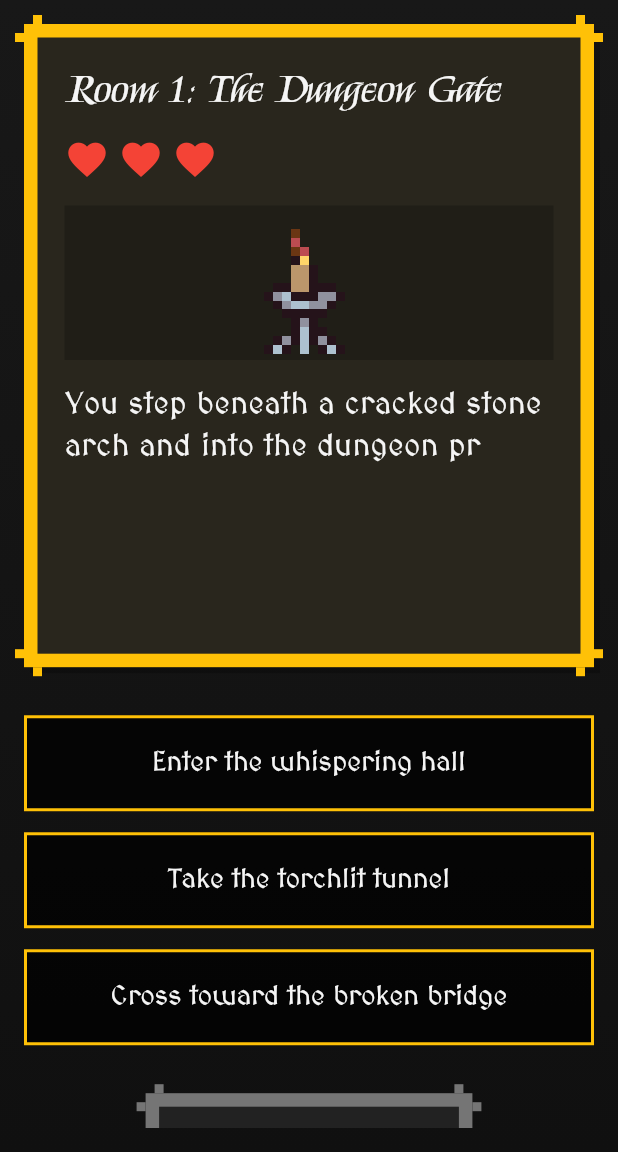
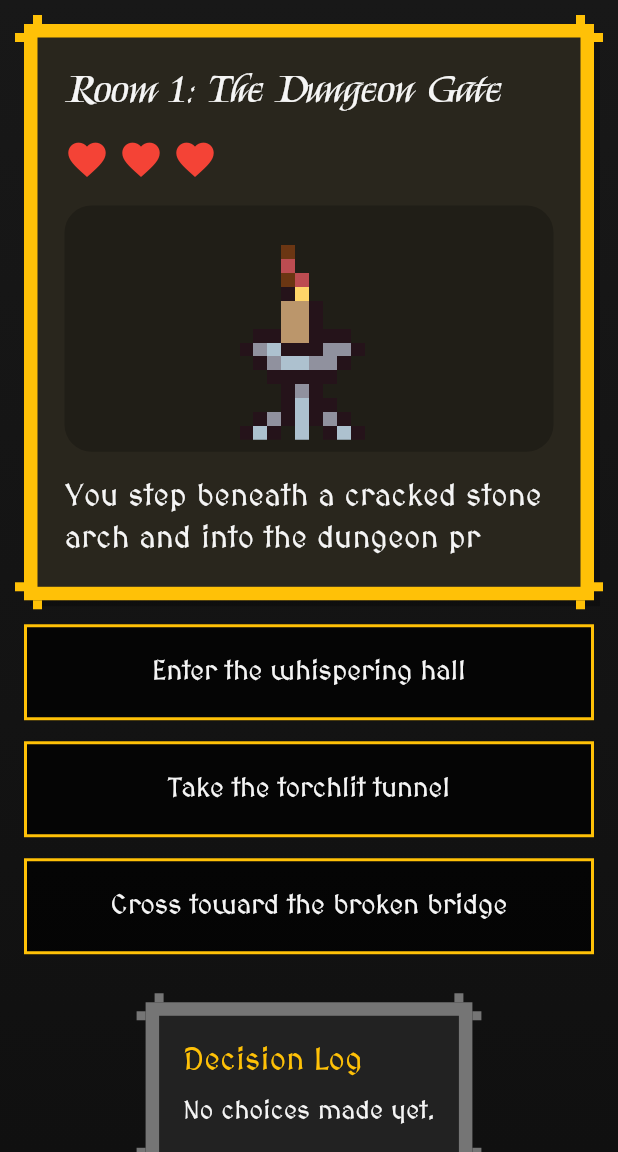
Before and after one commit to Camskuu/Decision-Dungeon, a Flutter app: the screen it shows after launch, after a tap on "Start Game", on a phone screen of 412 x 824 dp, the part 84-1236 px from its top. Run offline on Flutter 3.47's test engine with Material 3 defaults, Android fonts, the phone set to English and light mode, and no system bars; our stand-ins replace audioplayers.

Commit message:
Phase 4
Major UI bug fixes/improvements

```diff
--- a/lib/screens/game_screen.dart
+++ b/lib/screens/game_screen.dart
@@ -45,6 +45,85 @@ class _GameScreenState extends State<GameScreen> {
   void _playContinue() {
     if (!widget.settings.soundOn) return;
     AudioService.instance.playContinue();
+  }
+
+Widget _buildResponsiveScenePanel(
+  String nodeId,
+  List<String> frames,
+  bool isDark,
+) {
+  return LayoutBuilder(
+    builder: (context, constraints) {
+      final width = constraints.maxWidth;
+
+      final isPictureRoom = {
+        'whisperHall',
+        'collapsedBridge',
+        'trapGallery',
+        'relicVault',
+      }.contains(nodeId);
+
+      final double aspectRatio;
+      final double minHeight;
+      final double maxHeight;
+
+      if (isPictureRoom) {
+        // Picture-style rooms: less banner-like
+        if (width < 600) {
+          aspectRatio = 4 / 3;
+        } else if (width < 1000) {
+          aspectRatio = 3 / 2;
+        } else {
+          aspectRatio = 16 / 10;
+        }
+
+        minHeight = 130;
+        maxHeight = 240;
+      } else {
+        // Animated sprite rooms: wider banner works better
+        if (width < 600) {
+          aspectRatio = 2.2;
+        } else if (width < 1000) {
+          aspectRatio = 2.8;
+        } else {
+          aspectRatio = 3.4;
+        }
+
+        minHeight = 90;
+        maxHeight = 160;
+      }
+
+      final panelHeight = (width / aspectRatio).clamp(minHeight, maxHeight);
+
+      final borderRadius = width < 600 ? 18.0 : 12.0;
+      final padding = width < 600
+          ? const EdgeInsets.all(8)
+          : const EdgeInsets.symmetric(horizontal: 8, vertical: 6);
+
+      return AnimatedContainer(
+        duration: const Duration(milliseconds: 250),
+        curve: Curves.easeInOut,
+        width: double.infinity,
+        padding: padding,
+        decoration: BoxDecoration(
+          color: isDark
+              ? Colors.black.withOpacity(0.22)
+              : Colors.brown.withOpacity(0.08),
+          borderRadius: BorderRadius.circular(borderRadius),
+        ),
+        child: ClipRRect(
+          borderRadius: BorderRadius.circular(borderRadius - 2),
+          child: SizedBox(
+            height: panelHeight,
+            child: SceneArt(
+              frames: frames,
+              height: panelHeight,
+            ),
+          ),
+        ),
+      );
+    },
+  );
 }
 
   @override
@@ -119,66 +198,10 @@ class _GameScreenState extends State<GameScreen> {
 Widget _buildGameplayScreen(BuildContext context, bool isDark) {
   final node = _controller.currentNode;
   final isEnding = node.isEnding;
+  final theme = Theme.of(context);
 
-    return LayoutBuilder(
-      builder: (context, constraints) {
-        final isWide = constraints.maxWidth > 850;
-
-        final storySection = Expanded(
-          flex: 3,
-          child: Padding(
-            padding: const EdgeInsets.all(16),
-            child: PixelFrame(
-              borderColor: AppTheme.gold,
-              fillColor: Theme.of(context).colorScheme.surface.withOpacity(0.95),
-              shadowColor: Colors.black.withOpacity(0.25),
-              padding: const EdgeInsets.all(18),
-              child: Column(
-                crossAxisAlignment: CrossAxisAlignment.start,
-                children: [
-                  Text(
-                    node.title,
-                    style: Theme.of(context).textTheme.headlineMedium,
-                  ),
-                  const SizedBox(height: 12),
-                  _buildHealthRow(),
-                  const SizedBox(height: 16),
-                  Container(
-                    width: double.infinity,
-                    padding: const EdgeInsets.symmetric(
-                      horizontal: 6,
-                      vertical: 4,
-                    ),
-                    color: isDark
-                        ? Colors.black.withOpacity(0.22)
-                        : Colors.brown.withOpacity(0.08),
-                    child: SceneArt(
-                      frames: node.sceneFrames,
-                      height: isWide ? 120 : 95,
-                    ),
-                  ),
-                  const SizedBox(height: 16),
-                  Expanded(
-                    child: SingleChildScrollView(
-                      child: TypewriterText(
-                        key: ValueKey('desc_${node.id}'),
-                        text: node.description,
-                        style: Theme.of(context).textTheme.bodyLarge,
-                      ),
-                    ),
-                  ),
-                ],
-              ),
-            ),
-          ),
-        );
-
-        final actionSection = Expanded(
-          flex: 2,
-          child: Padding(
-            padding: const EdgeInsets.all(16),
-            child: SingleChildScrollView(
-              child: Column(
+  Widget actionContent = Column(
+    mainAxisSize: MainAxisSize.min,
     children: [
       if (!isEnding) ...[
         for (final choice in node.choices) ...[
@@ -206,14 +229,126 @@ class _GameScreenState extends State<GameScreen> {
       const SizedBox(height: 18),
       _buildDecisionLog(isDark),
     ],
+  );
+
+  return LayoutBuilder(
+    builder: (context, constraints) {
+      final isWide = constraints.maxWidth > 850;
+
+      if (isWide) {
+        final cardHeight = constraints.maxHeight - 32;
+
+        return SizedBox(
+          height: constraints.maxHeight,
+          child: Row(
+            crossAxisAlignment: CrossAxisAlignment.stretch,
+            children: [
+              Expanded(
+                flex: 3,
+                child: Padding(
+                  padding: const EdgeInsets.all(16),
+                  child: SizedBox(
+                    height: cardHeight,
+                    child: PixelFrame(
+                      borderColor: AppTheme.gold,
+                      fillColor: theme.colorScheme.surface.withOpacity(0.95),
+                      shadowColor: Colors.black.withOpacity(0.25),
+                      padding: const EdgeInsets.all(18),
+                      child: Column(
+                        crossAxisAlignment: CrossAxisAlignment.start,
+                        children: [
+                          Text(
+                            node.title,
+                            style: theme.textTheme.headlineMedium,
+                          ),
+                          const SizedBox(height: 12),
+                          _buildHealthRow(),
+                          const SizedBox(height: 16),
+                          _buildResponsiveScenePanel(
+                            node.id,
+                            node.sceneFrames,
+                            isDark,
+                          ),
+                          const SizedBox(height: 16),
+                          Expanded(
+                            child: SingleChildScrollView(
+                              child: TypewriterText(
+                                key: ValueKey('desc_${node.id}'),
+                                text: node.description,
+                                style: theme.textTheme.bodyLarge,
                               ),
                             ),
                           ),
+                        ],
+                      ),
+                    ),
+                  ),
+                ),
+              ),
+              Expanded(
+                flex: 2,
+                child: Padding(
+                  padding: const EdgeInsets.fromLTRB(0, 16, 16, 16),
+                  child: Center(
+                    child: ConstrainedBox(
+                      constraints: const BoxConstraints(maxWidth: 700),
+                      child: SingleChildScrollView(
+                        child: actionContent,
+                      ),
+                    ),
+                  ),
+                ),
+              ),
+            ],
+          ),
         );
+      }
 
-        return isWide
-            ? Row(children: [storySection, actionSection])
-            : Column(children: [storySection, actionSection]);
+      return SingleChildScrollView(
+        padding: const EdgeInsets.only(bottom: 24),
+        child: Column(
+          crossAxisAlignment: CrossAxisAlignment.stretch,
+          children: [
+            Padding(
+              padding: const EdgeInsets.all(16),
+              child: PixelFrame(
+                borderColor: AppTheme.gold,
+                fillColor: theme.colorScheme.surface.withOpacity(0.95),
+                shadowColor: Colors.black.withOpacity(0.25),
+                padding: const EdgeInsets.all(18),
+                child: Column(
+                  crossAxisAlignment: CrossAxisAlignment.start,
+                  mainAxisSize: MainAxisSize.min,
+                  children: [
+                    Text(
+                      node.title,
+                      style: theme.textTheme.headlineMedium,
+                    ),
+                    const SizedBox(height: 12),
+                    _buildHealthRow(),
+                    const SizedBox(height: 16),
+                    _buildResponsiveScenePanel(
+                      node.id,
+                      node.sceneFrames,
+                      isDark,
+                    ),
+                    const SizedBox(height: 16),
+                    TypewriterText(
+                      key: ValueKey('desc_${node.id}'),
+                      text: node.description,
+                      style: theme.textTheme.bodyLarge,
+                    ),
+                  ],
+                ),
+              ),
+            ),
+            Padding(
+              padding: const EdgeInsets.symmetric(horizontal: 16),
+              child: actionContent,
+            ),
+          ],
+        ),
+      );
     },
   );
 }
--- a/lib/screens/home_screen.dart
+++ b/lib/screens/home_screen.dart
@@ -219,7 +219,7 @@ class _HomeScreenState extends State<HomeScreen> {
                         ),
                         const SizedBox(height: 16),
                         Text(
-                          'Version 1.3.2',
+                          'Version 1.4.0',
                           style: theme.textTheme.bodyMedium?.copyWith(
                             color: Colors.grey,
                           ),
--- a/lib/widgets/scene_art.dart
+++ b/lib/widgets/scene_art.dart
@@ -56,17 +56,21 @@ class _SceneArtState extends State<SceneArt> {
   @override
   Widget build(BuildContext context) {
     if (widget.frames.isEmpty) {
-      return SizedBox(height: widget.height);
+      return SizedBox(
+        height: widget.height,
+        width: double.infinity,
+      );
     }
 
-return SizedBox(
+    return SizedBox(
+      width: double.infinity,
       height: widget.height,
-      width: double.infinity,
-      child: Image.asset(
-        widget.frames[_frameIndex],
-        fit: BoxFit.fitHeight,
-        alignment: Alignment.center,
-        filterQuality: FilterQuality.none,
+      child: FittedBox(
+        fit: BoxFit.contain,
+        child: Image.asset(
+          widget.frames[_frameIndex],
+          filterQuality: FilterQuality.none,
+        ),
       ),
     );
   }
```
Also changed, not shown: 1 other file. Lines whose indentation alone changed are shown as unchanged.
